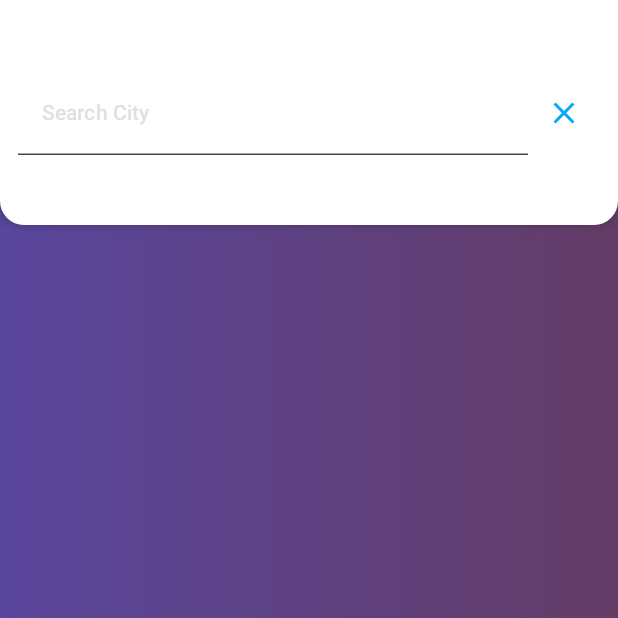
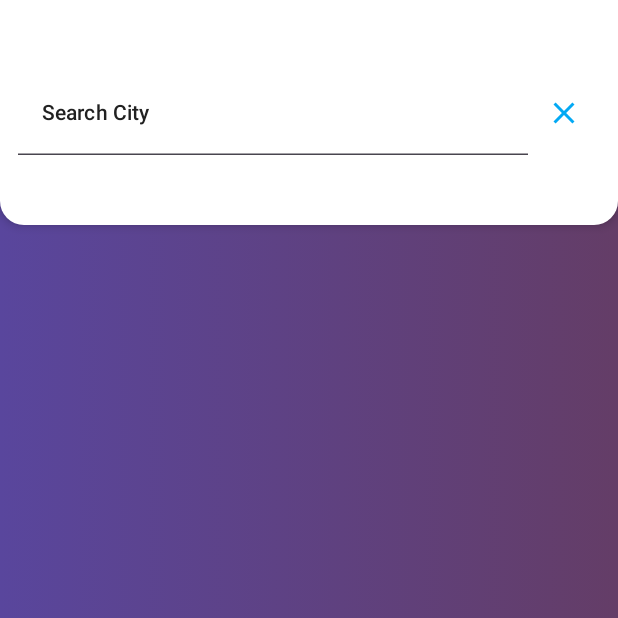
Before and after one commit to JB-163/Cloud-Now, an Android app built with Jetpack Compose: the screen it shows after launch (MainActivity), after a tap on "Menu", on a phone screen of 412 x 824 dp, the top half of it. Run offline under Robolectric (Android 15) with nearby library versions, the phone set to English and light mode, and no system bars; our stand-ins replace livedata-compose; pictures from the network do not load.

Commit message:
Color and theme adjustments.

```diff
--- a/app/src/main/java/com/example/cloudnow/MainActivity.kt
+++ b/app/src/main/java/com/example/cloudnow/MainActivity.kt
@@ -12,13 +12,11 @@ import androidx.compose.foundation.layout.Arrangement
 import androidx.compose.foundation.layout.Box
 import androidx.compose.foundation.layout.Column
 import androidx.compose.foundation.layout.Row
-import androidx.compose.foundation.layout.Spacer
 import androidx.compose.foundation.layout.fillMaxSize
 import androidx.compose.foundation.layout.fillMaxWidth
 import androidx.compose.foundation.layout.padding
 import androidx.compose.foundation.layout.size
 import androidx.compose.foundation.shape.RoundedCornerShape
-import androidx.compose.material3.ButtonDefaults
 import androidx.compose.material3.Card
 import androidx.compose.material3.CardDefaults
 import androidx.compose.material3.MaterialTheme
--- a/app/src/main/java/com/example/cloudnow/ui/ScaffoldComponents.kt
+++ b/app/src/main/java/com/example/cloudnow/ui/ScaffoldComponents.kt
@@ -170,7 +170,7 @@ fun AppBar(
             title = {
                 Text(
                     text = if(cityName.isNotBlank()) cityName else "Search",
-                    color = MaterialTheme.colorScheme.onPrimary,
+                    color = MaterialTheme.colorScheme.surface,
                     style = MaterialTheme.typography.titleLarge,
                     fontWeight = FontWeight.Bold
                 )
--- a/app/src/main/java/com/example/cloudnow/ui/theme/Color.kt
+++ b/app/src/main/java/com/example/cloudnow/ui/theme/Color.kt
@@ -2,12 +2,10 @@ package com.example.cloudnow.ui.theme
 
 import androidx.compose.ui.graphics.Color
 
-val DarkBackground = Color(0xFF1E1E1E)
-val DarkPrimaryText = Color(0xFFE0E0E0)
+val OtherText = Color(0xFFE0E0E0)
 val DarkSecondaryText = Color(0xFF03A9F4)
 val DarkAccent = Color(0xFFFF0099)
 
 val LightBackground = Color(0xFFFFFFFF)
 val LightPrimaryText = Color(0xFF212121)
-val LightSecondaryText = Color(0xFF03A9F4)
 val LightAccent = Color(0xFF4285F4)
--- a/app/src/main/java/com/example/cloudnow/ui/theme/Theme.kt
+++ b/app/src/main/java/com/example/cloudnow/ui/theme/Theme.kt
@@ -12,17 +12,19 @@ import androidx.compose.runtime.Composable
 import androidx.compose.ui.platform.LocalContext
 
 private val DarkColorScheme = darkColorScheme(
-    primary = DarkBackground,
+    primary = LightBackground,
     secondary = DarkAccent,
-    onPrimary = DarkPrimaryText,
-    onSecondary = DarkSecondaryText
+    onPrimary = LightPrimaryText,
+    onSecondary = DarkSecondaryText,
+    surface = OtherText
 )
 
 private val LightColorScheme = lightColorScheme(
     primary = LightBackground,
     secondary = LightAccent,
-    onPrimary = DarkPrimaryText,
-    onSecondary = LightSecondaryText
+    onPrimary = LightPrimaryText,
+    onSecondary = DarkSecondaryText,
+    surface = OtherText
 
     /* Other default colors to override
     background = Color(0xFFFFFBFE),
```
Also changed, not shown: app/src/main/java/com/example/cloudnow/ui/WeatherPage.kt (+5 -6 lines).
